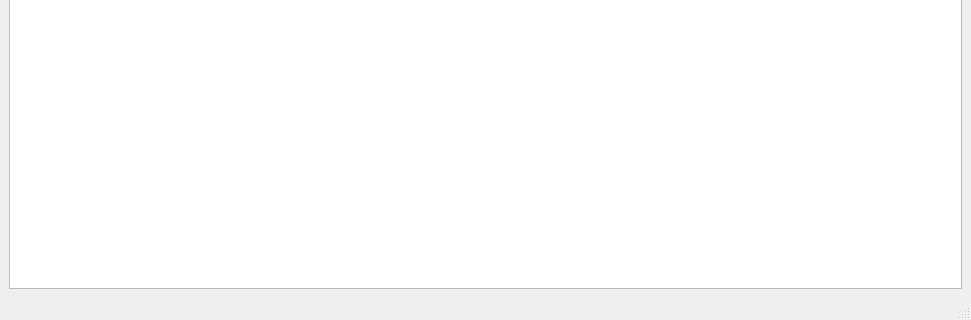
This is main.ui in bogdan-nikitin/Types-of-coffee as Qt 5 draws it before an edit; both pictures show x 0 to 971 and y 309 to 629 of the 971 by 629 pixel window. The edited form follows.
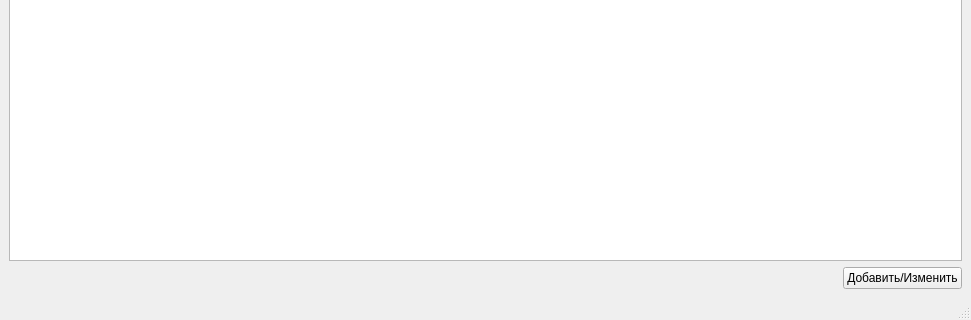
This is the edited form.

```diff
--- a/main.ui
+++ b/main.ui
@@ -75,6 +75,30 @@
       </column>
      </widget>
     </item>
+    <item>
+     <layout class="QHBoxLayout" name="horizontalLayout">
+      <item>
+       <spacer name="horizontalSpacer">
+        <property name="orientation">
+         <enum>Qt::Horizontal</enum>
+        </property>
+        <property name="sizeHint" stdset="0">
+         <size>
+          <width>40</width>
+          <height>20</height>
+         </size>
+        </property>
+       </spacer>
+      </item>
+      <item>
+       <widget class="QPushButton" name="add_edit_btn">
+        <property name="text">
+         <string>Добавить/Изменить</string>
+        </property>
+       </widget>
+      </item>
+     </layout>
+    </item>
    </layout>
   </widget>
   <widget class="QMenuBar" name="menubar">
```
